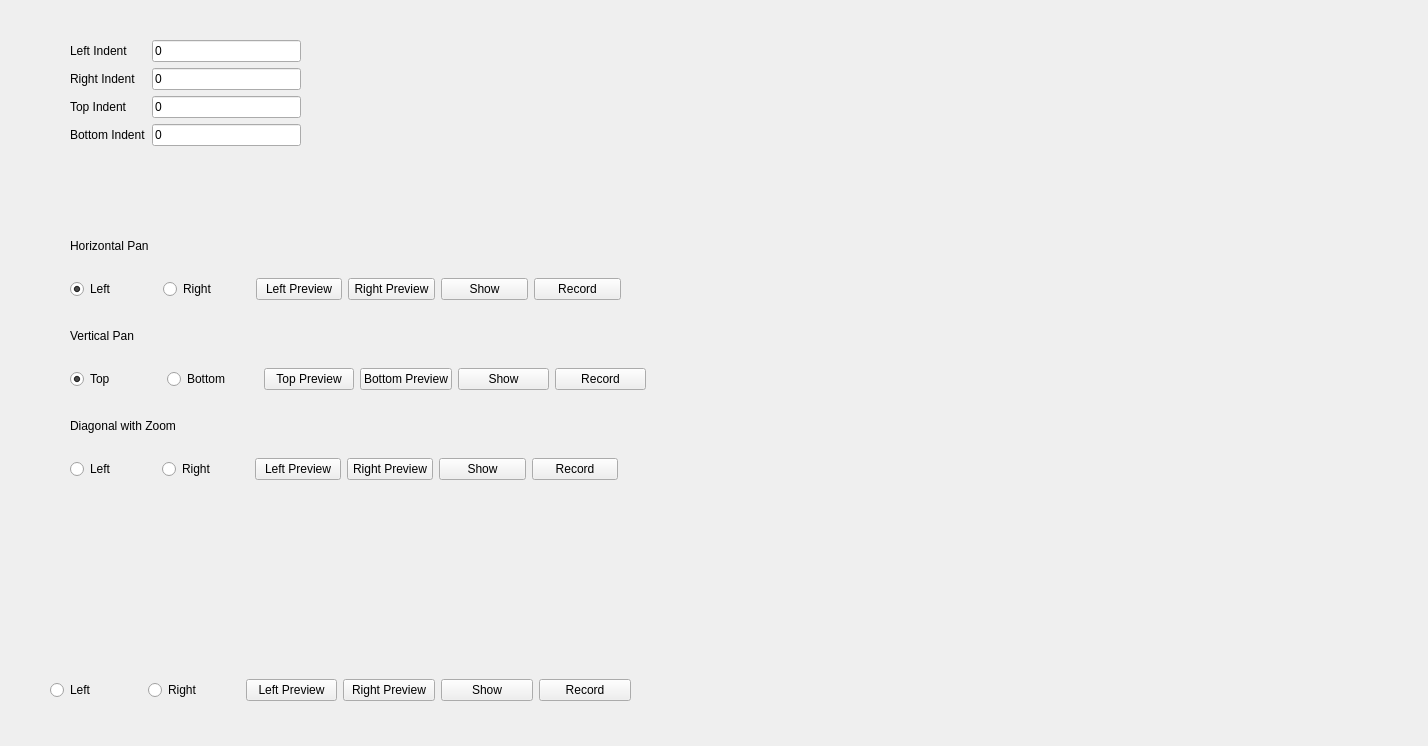
This is zoomCode.ui in cambridgeBlueMan/zoomCode as Qt 5 draws it before an edit. The edited form follows.
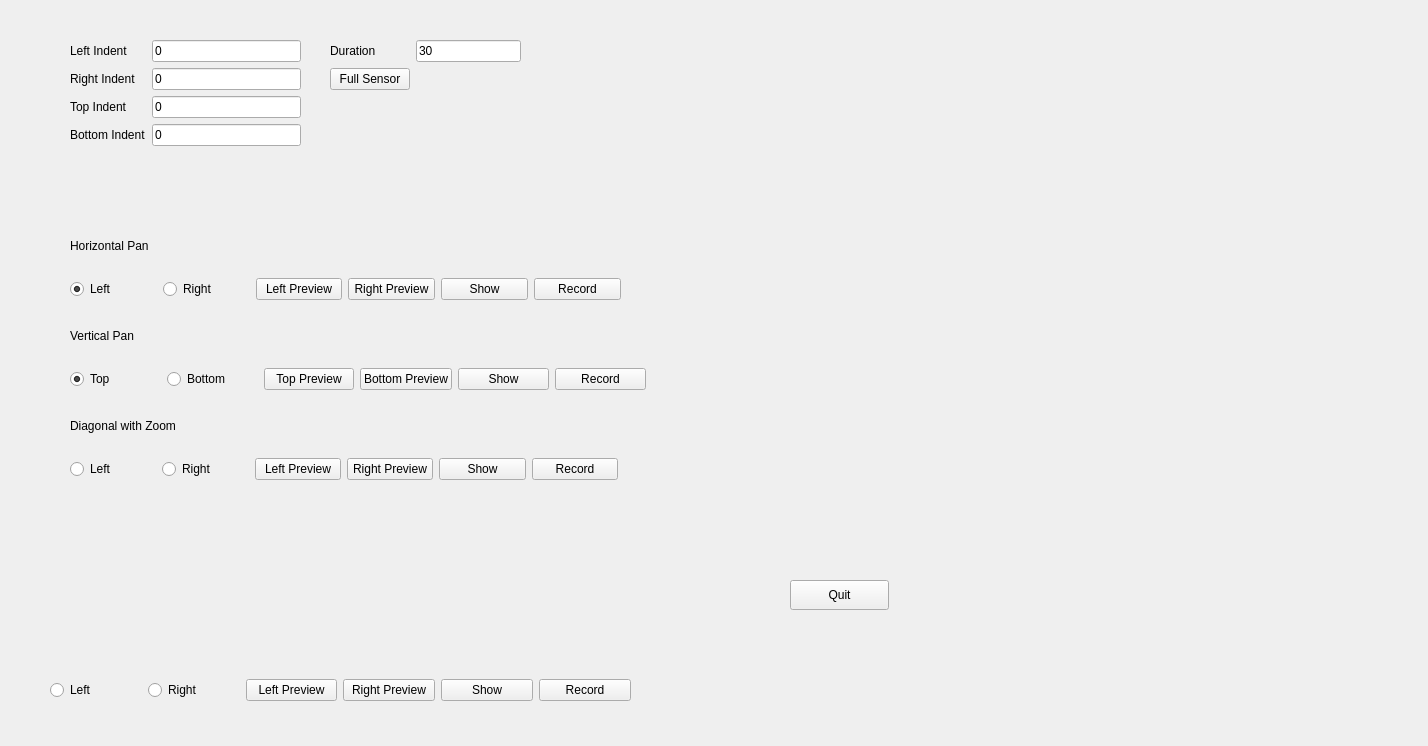
This is the edited form.

Commit message: Zoom left to right nearly working, knackered.  Changes to be committed: 	modified:   zoomCode.ui 	modified:   zoomCodeGui.py 	modified:   zoomCodeMAIN.py

```diff
--- a/zoomCode.ui
+++ b/zoomCode.ui
@@ -348,6 +348,52 @@
     </item>
    </layout>
   </widget>
+  <widget class="QPushButton" name="quit">
+   <property name="geometry">
+    <rect>
+     <x>790</x>
+     <y>580</y>
+     <width>99</width>
+     <height>30</height>
+    </rect>
+   </property>
+   <property name="text">
+    <string>Quit</string>
+   </property>
+  </widget>
+  <widget class="QWidget" name="formLayoutWidget_2">
+   <property name="geometry">
+    <rect>
+     <x>330</x>
+     <y>40</y>
+     <width>191</width>
+     <height>171</height>
+    </rect>
+   </property>
+   <layout class="QFormLayout" name="formLayout_2">
+    <item row="0" column="0">
+     <widget class="QLabel" name="duration">
+      <property name="text">
+       <string>Duration</string>
+      </property>
+     </widget>
+    </item>
+    <item row="0" column="1">
+     <widget class="QLineEdit" name="lineEdit">
+      <property name="text">
+       <string>30</string>
+      </property>
+     </widget>
+    </item>
+    <item row="1" column="0">
+     <widget class="QPushButton" name="fullSensor">
+      <property name="text">
+       <string>Full Sensor</string>
+      </property>
+     </widget>
+    </item>
+   </layout>
+  </widget>
  </widget>
  <resources/>
  <connections>
```
Left out of the diff: 116 changed lines with no effect on the pictures. The commit also changes 2 other files.
